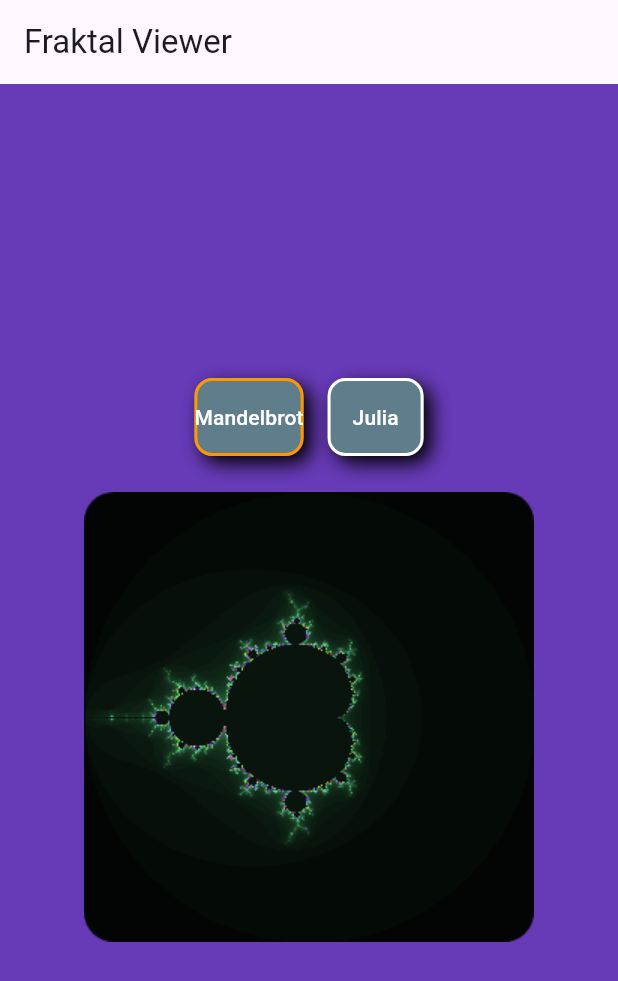
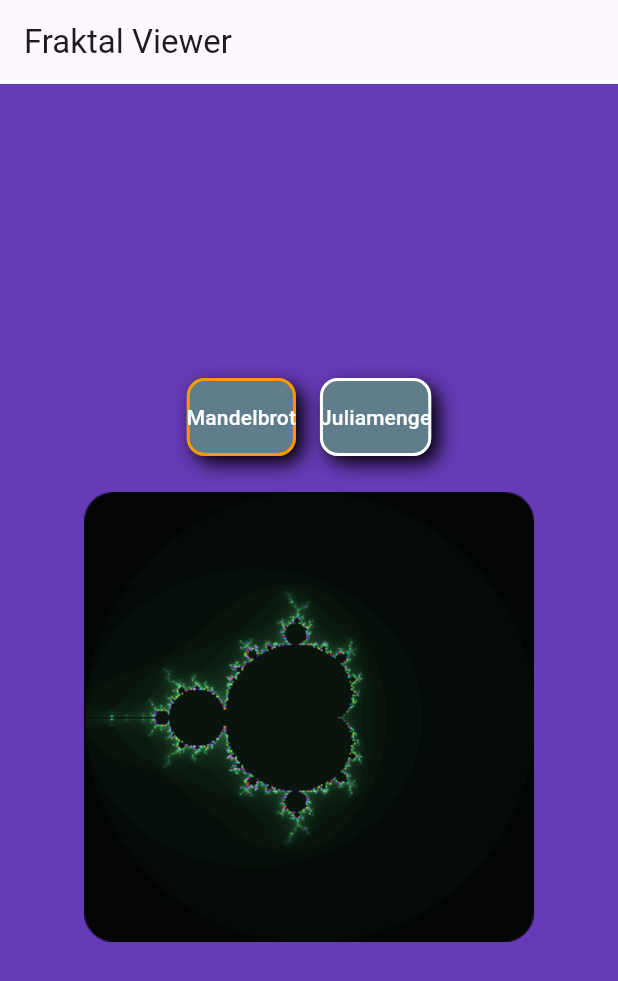
Before and after one commit to DanielTrompetter/fraktalexplorer, a Flutter app: the screen it shows after launch, on a phone screen of 412 x 824 dp. Shown: the top 981 px of the screen. Run offline on Flutter 3.47's test engine with Material 3 defaults, Android fonts, the phone set to English and light mode, and no system bars.

Commit message:
changed button title

```diff
--- a/lib/main.dart
+++ b/lib/main.dart
@@ -55,7 +55,7 @@ class _MandelbrotAppState extends State<MandelbrotApp> {
                 ),
                 const SizedBox(width: 16),
                 BigButton(
-                  label: 'Julia',
+                  label: 'Juliamenge',
                   isActive: aktuellerTyp == FraktalTyp.Julia,
                   onPressed: () => _wechselTyp(FraktalTyp.Julia),
                 ),
```
